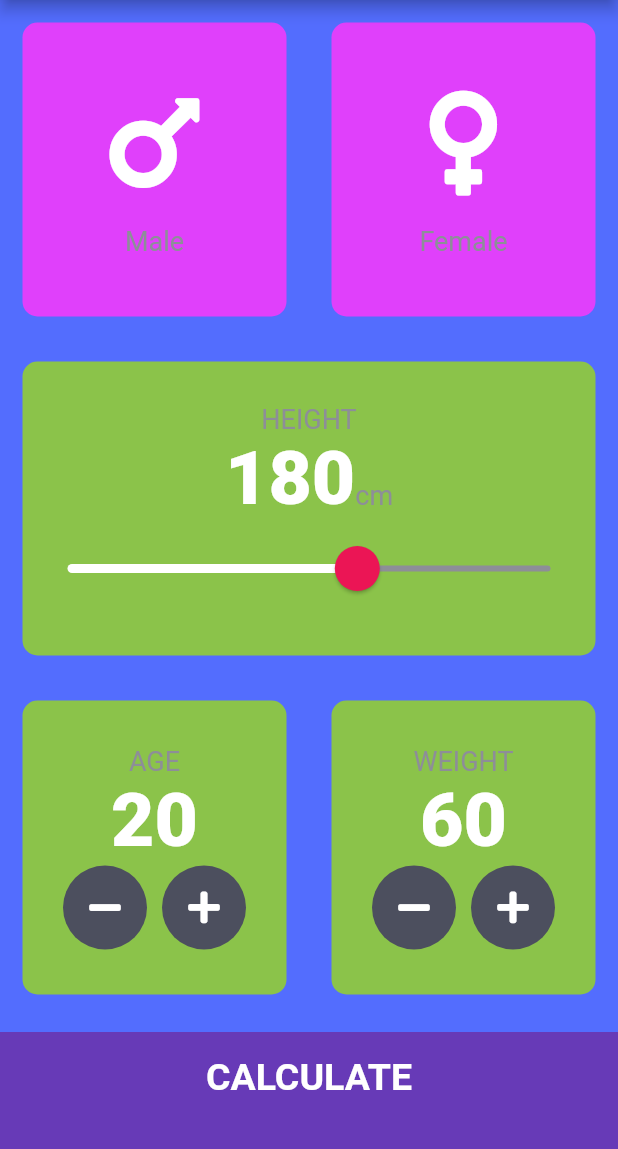
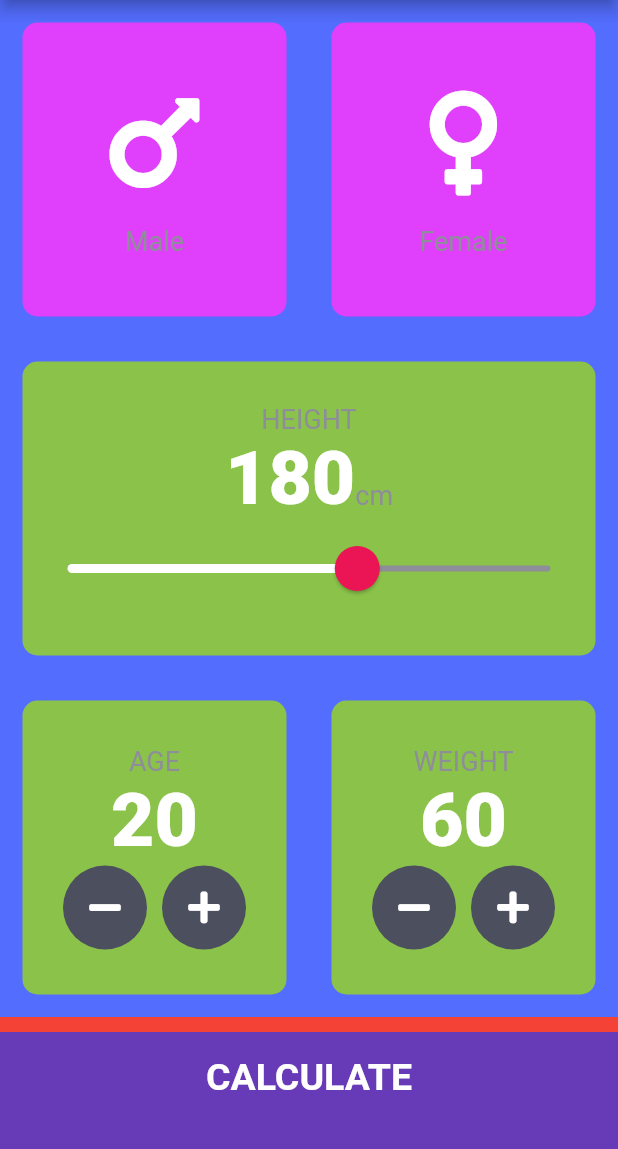
Before and after one commit to umairnawaz333/BMI-Calculator, a Flutter app: the screen it shows after launch, on a phone screen of 412 x 824 dp, the part 84-1233 px from its top. Run offline on Flutter 3.47's test engine with Material 2 defaults, Android fonts, the phone set to English and light mode, and no system bars; our stand-ins replace font_awesome_flutter.

Commit message:
action button in flutter || custom creation || lecture 67

```diff
--- a/lib/screens/input_page.dart
+++ b/lib/screens/input_page.dart
@@ -213,12 +213,15 @@ class _InputPageState extends State<InputPage> {
               ],
             ),
           ),
-          BottomButton(
+          Container(
+            decoration: BoxDecoration(
+              color: Colors.red,
+            ),
+            child: BottomButton(
               buttonTitle: 'CALCULATE',
               onTap: () {
                 CalculatorBrain calc =
                     CalculatorBrain(height: height, weight: weight);
-
                 Navigator.push(
                   context,
                   MaterialPageRoute(
@@ -231,6 +234,7 @@ class _InputPageState extends State<InputPage> {
                 );
               },
             ),
+          ),
         ],
       ),
     );
```
Lines whose indentation alone changed are shown as unchanged.
